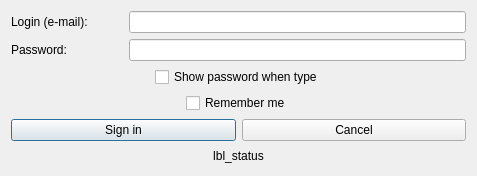
Old version of the form hub/forms/DlgLogin.ui in the repository subutai-io/control-center.
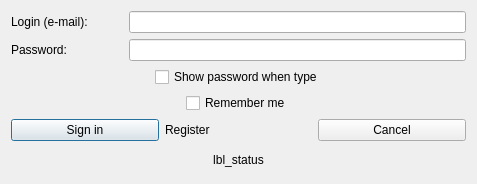
New version of the form. Icons and pictures are not drawn.

Commit message: Add register button to login dialog. Changed RH ip command

The edit to the form file:
```diff
--- a/hub/forms/DlgLogin.ui
+++ b/hub/forms/DlgLogin.ui
@@ -7,7 +7,7 @@
     <x>0</x>
     <y>0</y>
     <width>477</width>
-    <height>176</height>
+    <height>184</height>
    </rect>
   </property>
   <property name="windowTitle">
@@ -132,6 +132,13 @@
         </widget>
        </item>
        <item row="0" column="1">
+        <widget class="QLabel" name="lbl_register_link">
+         <property name="text">
+          <string>Register</string>
+         </property>
+        </widget>
+       </item>
+       <item row="0" column="2">
         <widget class="QPushButton" name="btn_cancel">
          <property name="text">
           <string>Cancel</string>
```
The commit also changes 2 other files.
